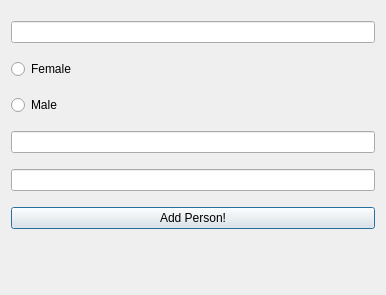
This is addpersonwindow.ui in Fanneyyy/hairy-ironman as Qt 5 draws it before an edit. The edited form follows.
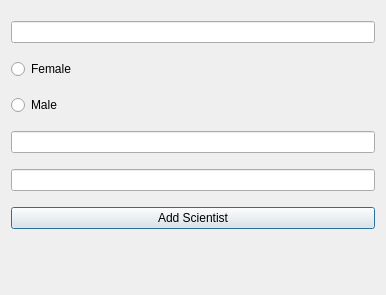
This is the edited form.

Diff of the .ui file:
```diff
--- a/addpersonwindow.ui
+++ b/addpersonwindow.ui
@@ -43,7 +43,7 @@
    <item>
     <widget class="QPushButton" name="AddPersonButton">
      <property name="text">
-      <string>Add Person!</string>
+      <string>Add Scientist</string>
      </property>
     </widget>
    </item>
```
